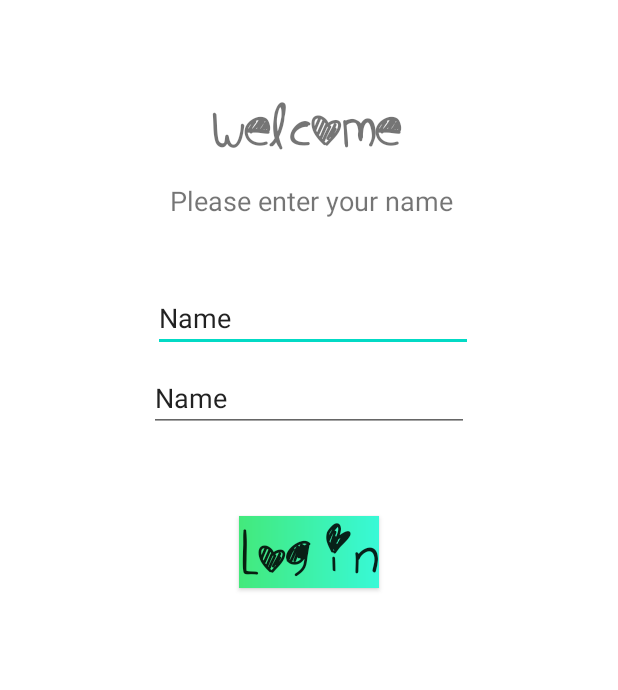
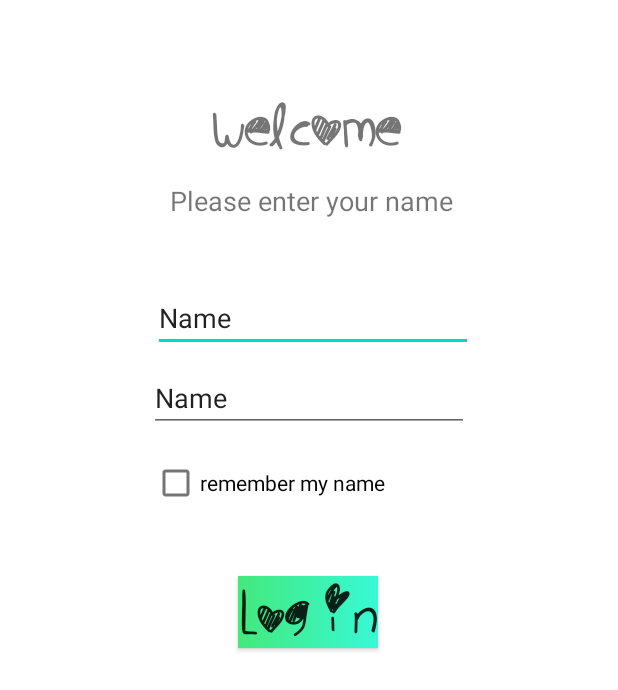
Before and after one commit to EmmaAndersen/Personal_Finance_Application, an Android app: the layout welcome_layout.xml on its own in the app's theme, with its tools: preview values and no code run, on a phone screen of 412 x 824 dp. Shown: the top 690 px of the screen. Run offline under Robolectric (Android 15) with nearby library versions, the phone set to English and light mode, and no system bars.

Commit message:
Implemented Shared preferences to remember the first and lastname on the welcome dialog. If the user checks the checkbox for remembering the name and then closes the application. The next time the user opens it, the first and lastname will be remembered and the user do not need to enter it again.

```diff
--- a/app/src/main/res/layout/welcome_layout.xml
+++ b/app/src/main/res/layout/welcome_layout.xml
@@ -10,14 +10,14 @@
         android:layout_width="128dp"
         android:layout_height="49dp"
         android:layout_marginTop="60dp"
+        android:fontFamily="@font/cookiemonster"
         android:text="Welcome"
         android:textAlignment="center"
         android:textSize="40dp"
         app:layout_constraintEnd_toEndOf="parent"
         app:layout_constraintHorizontal_bias="0.498"
         app:layout_constraintStart_toStartOf="parent"
-        app:layout_constraintTop_toTopOf="parent"
-        android:fontFamily="@font/cookiemonster"/>
+        app:layout_constraintTop_toTopOf="parent" />
 
     <TextView
         android:id="@+id/textView2"
@@ -63,14 +63,30 @@
         android:id="@+id/btn_login"
         android:layout_width="wrap_content"
         android:layout_height="wrap_content"
-        android:layout_marginTop="56dp"
+        android:layout_marginTop="68dp"
+        android:layout_marginBottom="60dp"
         android:background="@drawable/custom_button"
         android:fontFamily="@font/cookiemonster"
+        android:text="Log in"
         android:textAlignment="center"
         android:textSize="36sp"
+        app:layout_constraintBottom_toBottomOf="parent"
+        app:layout_constraintEnd_toEndOf="parent"
+        app:layout_constraintHorizontal_bias="0.498"
+        app:layout_constraintStart_toStartOf="parent"
+        app:layout_constraintTop_toBottomOf="@+id/edt_lastname"
+        app:layout_constraintVertical_bias="0.077" />
+
+    <CheckBox
+        android:id="@+id/checkbox_remember"
+        android:layout_width="210dp"
+        android:layout_height="44dp"
+        android:layout_marginTop="12dp"
+        android:text="remember my name"
+        android:textAlignment="textStart"
+        android:textAllCaps="false"
         app:layout_constraintEnd_toEndOf="parent"
         app:layout_constraintHorizontal_bias="0.5"
         app:layout_constraintStart_toStartOf="parent"
-        app:layout_constraintTop_toBottomOf="@+id/edt_lastname"
-        android:text="Log in" />
+        app:layout_constraintTop_toBottomOf="@+id/edt_lastname" />
 </androidx.constraintlayout.widget.ConstraintLayout>
--- a/app/src/main/res/values/strings.xml
+++ b/app/src/main/res/values/strings.xml
@@ -1,6 +1,7 @@
 <resources>
     <string name="app_name">PF</string>
 
+    <!--String arrays holding the categories for income/expenditure-->
     <string-array name="categories">
         <item>Select Category ▽</item>
         <item>Food</item>
@@ -20,4 +21,9 @@
         <item>Other</item>
     </string-array>
 
+    <!--Shared preferences keys-->
+    <string name="checkbox_key">sp.checkbox</string>
+    <string name="firstName_key">sp.firstName</string>
+    <string name="lastName_key">sp.lastName</string>
+
 </resources>
```
Also changed, not shown: app/src/main/java/com/example/pf/Activities/MainActivity.java (+64 -3 lines).
